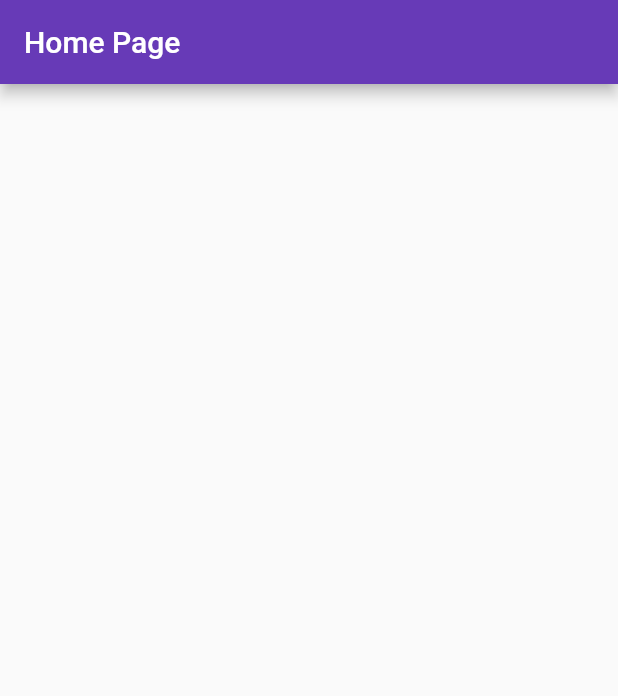
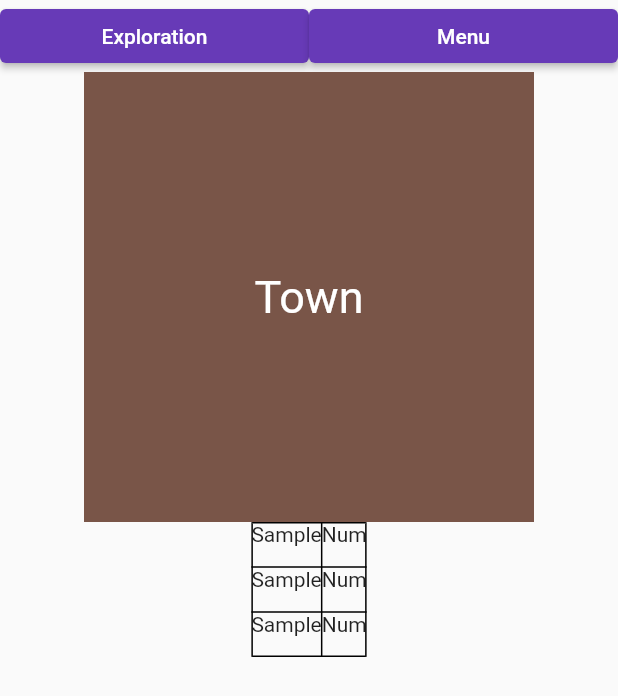
Before and after one commit to mwishart/idle_game, a Flutter app: the screen it shows after launch, on a phone screen of 412 x 824 dp. Shown: the top 696 px of the screen. Run offline on Flutter 3.47's test engine with Material 2 defaults, Android fonts, the phone set to English and light mode, and no system bars.

Commit message:
Basic mockup of the First Screen

```diff
--- /dev/null
+++ b/lib/constants.dart
@@ -0,0 +1 @@
+//has all the constants. Cosntants start with k
--- a/lib/homePage.dart
+++ b/lib/homePage.dart
@@ -41,16 +41,97 @@ class _MyHomePageState extends State<MyHomePage> {
     // fast, so that you can just rebuild anything that needs updating rather
     // than having to individually change instances of widgets.
     return Scaffold(
-      appBar: AppBar(
-        // Here we take the value from the MyHomePage object that was created by
-        // the App.build method, and use it to set our appbar title.
-        title: Text(widget.title),
-      ),
       body: Center(
         child: Column(
           children: [
             Row(
+              mainAxisAlignment: MainAxisAlignment.spaceAround,
+              mainAxisSize: MainAxisSize.max,
+              children: [
+                Expanded(
+                  child: ElevatedButton(onPressed: (){
+                    null;
+                  }, child:
+                  Text('Exploration')),
+                ),
+                Expanded(
+                  child: ElevatedButton(onPressed: (){
+                    null;
+                  }, child:
+                  Text('Menu')),
+                ),
+              ],
+            ),
+            Row(
+            mainAxisAlignment: MainAxisAlignment.center,
+            children: [
+              Container(
+                color: Colors.brown,
+                width: 300,
+                height: 300,
+                child: Center(
+                  child: Text('Town', style: TextStyle(
+                    color: Colors.white,
+                    fontSize: 30,
+                  ),),
+                ),
+              ),
 
+            ],
+            ),
+            Row(
+              mainAxisAlignment: MainAxisAlignment.center,
+              children: [
+                Table(
+                  border: TableBorder.all(),
+                  columnWidths: {
+                    0: IntrinsicColumnWidth(),
+                    1: IntrinsicColumnWidth(),
+                  },
+                  defaultVerticalAlignment: TableCellVerticalAlignment.middle,
+                  children: [
+                    TableRow(
+                        children:
+                        [
+                          Container(
+                            height: 30,
+                            child: Text('Sample'),
+                          ),
+                          Container(
+                            height: 30,
+                            child: Text('Num'),
+                          )
+                        ]
+                    ),
+                    TableRow(
+                        children:
+                        [
+                          Container(
+                            height: 30,
+                            child: Text('Sample'),
+                          ),
+                          Container(
+                            height: 30,
+                            child: Text('Num'),
+                          )
+                        ]
+                    ),
+                    TableRow(
+                        children:
+                        [
+                          Container(
+                            height: 30,
+                            child: Text('Sample'),
+                          ),
+                          Container(
+                            height: 30,
+                            child: Text('Num'),
+                          )
+                        ]
+                    ),
+                  ],
+                ),
+              ],
             )
           ],
 
```
